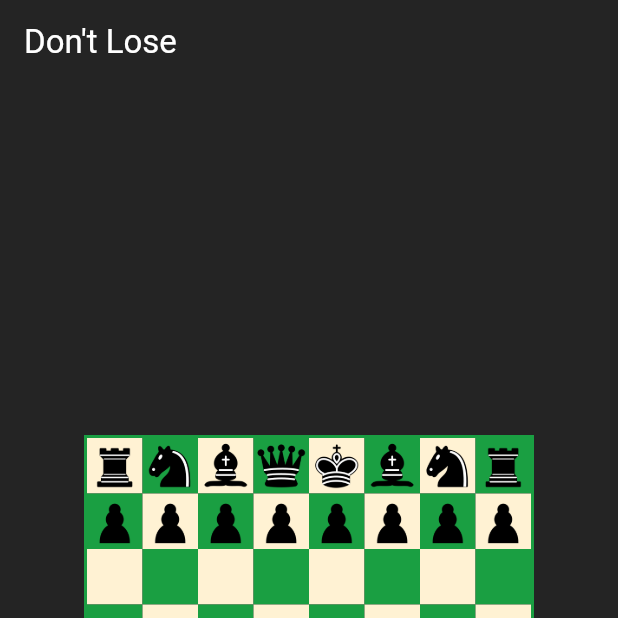
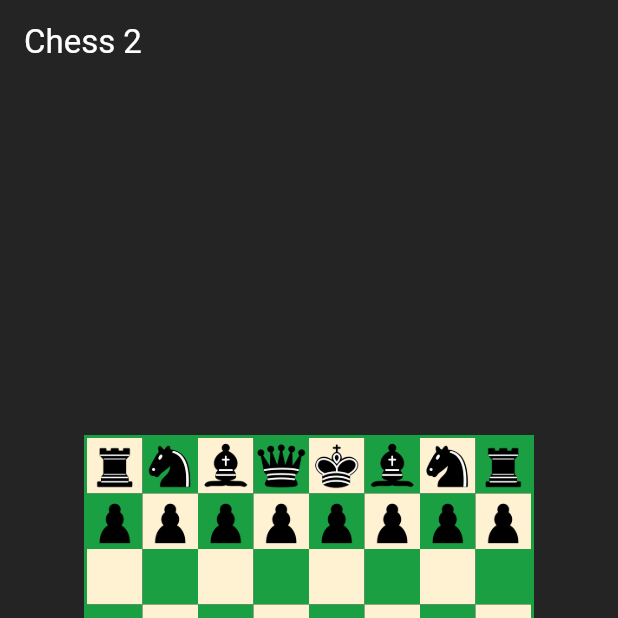
Before and after one commit to flashpaka1/flutter_chess, a Flutter app: the screen it shows after launch, on a phone screen of 412 x 824 dp, the top half of it. Run offline on Flutter 3.47's test engine with Material 3 defaults, Android fonts, the phone set to English and light mode, and no system bars.

Commit message:
update(checkmate)

```diff
--- a/chess_app/lib/game_engine.dart
+++ b/chess_app/lib/game_engine.dart
@@ -1,7 +1,6 @@
 import "package:chess_app/chess_piece.dart";
 import 'package:chess_app/chess_methods.dart';
 import "package:chess_app/chess_pieces.dart";
-import "package:chess_app/main.dart";
 import "package:chess_app/position.dart";
 
 class Game {
@@ -60,7 +59,9 @@ class Game {
 
   void takePiece(Position position) {
     try {
-      pieces.remove(pieces.firstWhere((p) => p.position == position));
+      ChessPiece piece = pieces.firstWhere((p) => p.position == position);
+      checkmate = piece.type == PieceType.king ? true : false;
+      pieces.remove(piece);
     } catch (e) {
       print("No piece found at the given position.");
     }
--- a/chess_app/lib/main.dart
+++ b/chess_app/lib/main.dart
@@ -6,6 +6,7 @@ import 'package:flutter/material.dart';
 import 'package:chess_app/chess_pieces.dart';
 
 Game engine = Game();
+String titleText = "Chess 2";
 
 void main() {
   runApp(const MyApp());
@@ -33,8 +34,8 @@ class MyChessGame extends StatelessWidget {
   Widget build(BuildContext context) {
     return Scaffold(
       appBar: AppBar(
-        title: const Text(
-          'Don\'t Lose',
+        title: Text(
+          titleText,
           style: TextStyle(color: Colors.white),
         ),
         backgroundColor: Color.fromARGB(255, 36, 36, 36),
@@ -86,6 +87,10 @@ class _ChessBoardState extends State<ChessBoard> {
       return Expanded(
         child: DragTarget<ChessPiece>(
           onWillAccept: (ChessPiece? incomingPiece) {
+            if (engine.checkmate == true) {
+              changeTitle();
+              return false;
+            }
             Position incomingPosition = Position(row, col);
             return engine.determine_move(incomingPiece!, incomingPosition)!;
           },
@@ -145,3 +150,8 @@ class _ChessBoardState extends State<ChessBoard> {
       return 'assets/$color-$typeName.png';
     }
 }
+
+void changeTitle(){
+  if(engine.checkmate == false) titleText = "Chess 2";
+  titleText = engine.userTurn == PieceColor.white ? "White Wins!" : "Black Wins!";
+}
```
